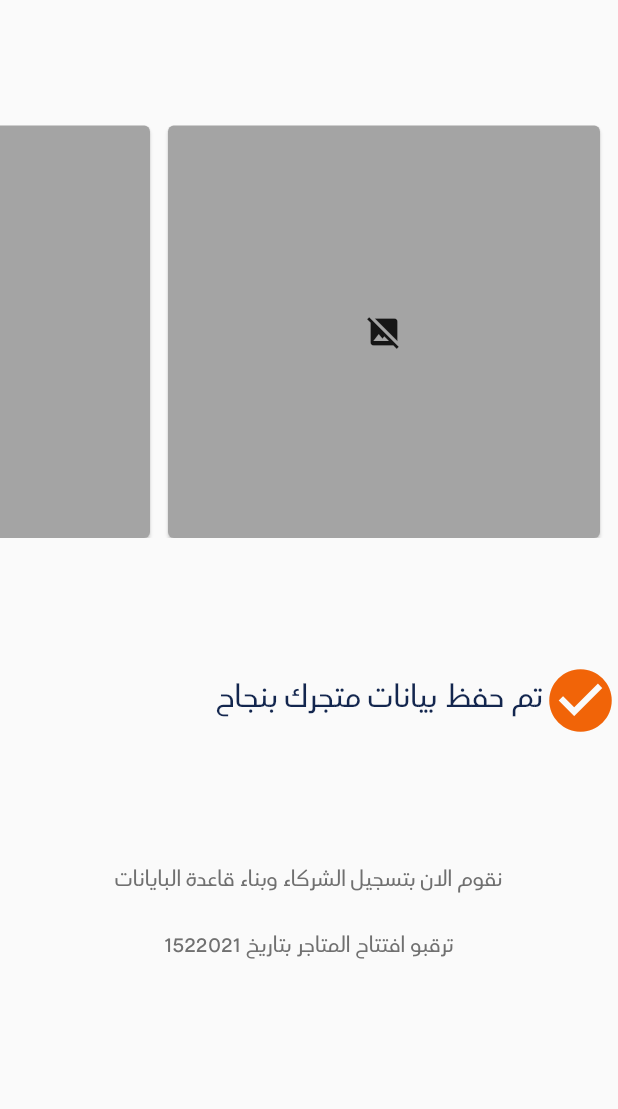
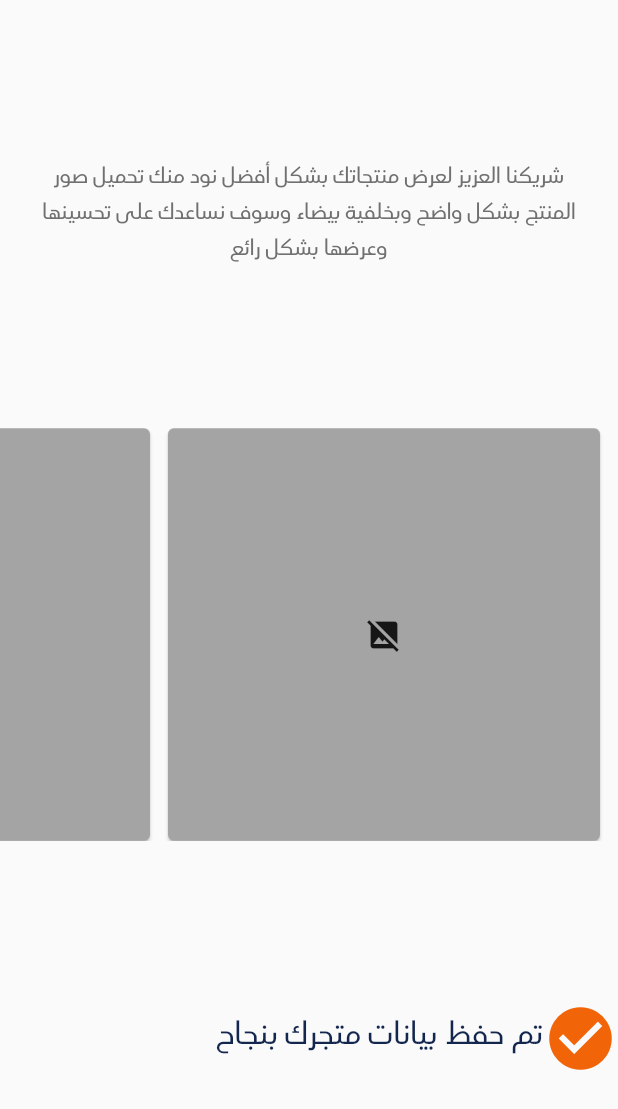
Before and after one commit to GH4SS4N/ajam_ghassan, a Flutter app: the OwnerDone widget shown alone on an empty page, opened directly, on a phone screen of 412 x 824 dp. Shown: the top 1109 px of the screen. Run offline on Flutter 3.47's test engine with Material 2 defaults, Android fonts, the phone set to English and light mode, and no system bars; our stand-ins replace file_picker, flutter_riverpod, parse_server_sdk; missing offline and left inert: time_range_picker.

Commit message:
edited view

```diff
--- a/lib/main.dart
+++ b/lib/main.dart
@@ -29,6 +29,7 @@ class MyApp extends ConsumerWidget {
     final accountType = watch(accountTypeProvider).state;
 
     return MaterialApp(
+      debugShowCheckedModeBanner: false,
       title: 'Flutter Demo',
       builder: (context, child) {
         return Directionality(
@@ -119,7 +120,7 @@ class MyHomePage extends StatelessWidget {
                     crossAxisAlignment: CrossAxisAlignment.center,
                     children: [
                       Text(
-                        "نقوم الان بتسجيل الشركاء و بناء قاعدة البيانات ",
+                        "نقوم الآن بتسجيل الشركاء و بناء قاعدة البيانات ",
                         style: TextStyle(fontSize: 20),
                       ),
                       Text(
--- a/lib/signup/MainPage.dart
+++ b/lib/signup/MainPage.dart
@@ -11,7 +11,7 @@ import '../main.dart';
 enum AccountType { captain, owner, none }
 
 final accountTypeProvider =
-    StateProvider<AccountType>((ref) => AccountType.none);
+    StateProvider<AccountType>((ref) => AccountType.owner);
 
 class MainPage extends StatelessWidget {
   @override
@@ -28,7 +28,7 @@ class MainPage extends StatelessWidget {
               ConstrainedBox(constraints: BoxConstraints(maxHeight: 24)),
               Header(),
               Text(
-                "نقوم الان بتسجيل الشركاء و بناء قاعدة البيانات\nترقبوا افتتاح المتاجر بتاريخ 15/2/2021",
+                "نقوم الآن بتسجيل الشركاء و بناء قاعدة البيانات\nترقبوا افتتاح المتاجر بتاريخ 15/2/2021",
                 style: TextStyle(color: darkgrey),
                 textAlign: TextAlign.center,
               ),
--- a/lib/signup/signupSteps.dart
+++ b/lib/signup/signupSteps.dart
@@ -62,16 +62,13 @@ class SignupSteps extends ConsumerWidget {
                       child: Row(
                         mainAxisSize: MainAxisSize.min,
                         children: [
-                          Text(currentUser.username),
+                          step == SignupStep.profile || step == SignupStep.done
+                              ? Text(currentUser.get("name") ?? "")
+                              : [],
                           SizedBox(
                             width: 20,
                           ),
-                          step == SignupStep.profile || step == SignupStep.done
-                              ? Text(currentUser.get("name") ?? "")
-                              : Icon(
-                                  Icons.create_rounded,
-                                  color: darkgrey,
-                                )
+                          Text(currentUser.username),
                         ],
                       ),
                       decoration: BoxDecoration(
@@ -460,6 +457,14 @@ class OwnerDone extends StatelessWidget {
         child: Column(
           mainAxisAlignment: MainAxisAlignment.spaceEvenly,
           children: [
+            Container(
+              padding: EdgeInsets.symmetric(horizontal: 24),
+              child: Text(
+                "شريكنا العزيز لعرض منتجاتك بشكل أفضل نود منك تحميل صور المنتج بشكل واضح وبخلفية بيضاء وسوف نساعدك على تحسينها وعرضها بشكل رائع",
+                style: TextStyle(color: darkgrey),
+                textAlign: TextAlign.center,
+              ),
+            ),
             SizedBox(
               height: 275,
               child: ListView(
@@ -486,23 +491,6 @@ class OwnerDone extends StatelessWidget {
                 ],
               ),
             ),
-            Container(
-              padding: EdgeInsets.fromLTRB(0, 0, 0, 13),
-              child: Column(
-                children: [
-                  Text(
-                    "نقوم الان بتسجيل الشركاء وبناء قاعدة البايانات",
-                    style: TextStyle(color: darkgrey),
-                  ),
-                  SizedBox(
-                    height: 20,
-                  ),
-                  Text("ترقبو افتتاح المتاجر بتاريخ 15\2\2021",
-                      style: TextStyle(color: darkgrey))
-                ],
-              ),
-            ),
-            Container()
           ],
         ),
       ),
```
